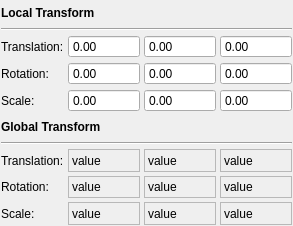
Above: SIMPLVtkLib/QtWidgets/UI_Files/VSTransformWidget.ui from tplatt77/SIMPLVtkLib before the change. Below: the same form after it.
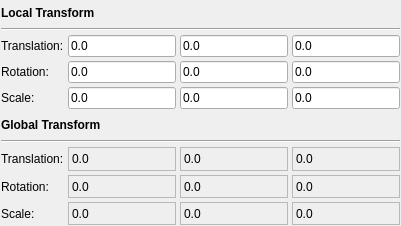
That is the form after the change.

Commit message: Reduced the size of the VSTransformWidget so that more space could be granted to the visualization widget

The edit to the form file:
```diff
--- a/SIMPLVtkLib/QtWidgets/UI_Files/VSTransformWidget.ui
+++ b/SIMPLVtkLib/QtWidgets/UI_Files/VSTransformWidget.ui
@@ -6,10 +6,22 @@
    <rect>
     <x>0</x>
     <y>0</y>
-    <width>278</width>
+    <width>242</width>
     <height>226</height>
    </rect>
   </property>
+  <property name="sizePolicy">
+   <sizepolicy hsizetype="Minimum" vsizetype="Preferred">
+    <horstretch>0</horstretch>
+    <verstretch>0</verstretch>
+   </sizepolicy>
+  </property>
+  <property name="maximumSize">
+   <size>
+    <width>470</width>
+    <height>16777215</height>
+   </size>
+  </property>
   <property name="windowTitle">
    <string>Transform</string>
   </property>
@@ -29,6 +41,51 @@
    <property name="spacing">
     <number>4</number>
    </property>
+   <item row="10" column="3">
+    <widget class="QLabel" name="posZLabel">
+     <property name="sizePolicy">
+      <sizepolicy hsizetype="Minimum" vsizetype="Preferred">
+       <horstretch>0</horstretch>
+       <verstretch>0</verstretch>
+      </sizepolicy>
+     </property>
+     <property name="frameShape">
+      <enum>QFrame::StyledPanel</enum>
+     </property>
+     <property name="text">
+      <string>0.0</string>
+     </property>
+    </widget>
+   </item>
+   <item row="11" column="2">
+    <widget class="QLabel" name="rotYLabel">
+     <property name="sizePolicy">
+      <sizepolicy hsizetype="Minimum" vsizetype="Preferred">
+       <horstretch>0</horstretch>
+       <verstretch>0</verstretch>
+      </sizepolicy>
+     </property>
+     <property name="frameShape">
+      <enum>QFrame::StyledPanel</enum>
+     </property>
+     <property name="text">
+      <string>0.0</string>
+     </property>
+    </widget>
+   </item>
+   <item row="5" column="0" colspan="2">
+    <widget class="QLabel" name="label_5">
+     <property name="font">
+      <font>
+       <weight>75</weight>
+       <bold>true</bold>
+      </font>
+     </property>
+     <property name="text">
+      <string>Global Transform</string>
+     </property>
+    </widget>
+   </item>
    <item row="1" column="0" colspan="4">
     <widget class="Line" name="line_2">
      <property name="orientation">
@@ -43,39 +100,6 @@
      </property>
     </widget>
    </item>
-   <item row="2" column="0">
-    <widget class="QLabel" name="label">
-     <property name="text">
-      <string>Translation:</string>
-     </property>
-    </widget>
-   </item>
-   <item row="2" column="1">
-    <widget class="QDoubleSpinBox" name="posXSpinBox">
-     <property name="buttonSymbols">
-      <enum>QAbstractSpinBox::NoButtons</enum>
-     </property>
-     <property name="minimum">
-      <double>-9999999.990000000223517</double>
-     </property>
-     <property name="maximum">
-      <double>9999999.990000000223517</double>
-     </property>
-    </widget>
-   </item>
-   <item row="2" column="2">
-    <widget class="QDoubleSpinBox" name="posYSpinBox">
-     <property name="buttonSymbols">
-      <enum>QAbstractSpinBox::NoButtons</enum>
-     </property>
-     <property name="minimum">
-      <double>-9999999.990000000223517</double>
-     </property>
-     <property name="maximum">
-      <double>9999999.990000000223517</double>
-     </property>
-    </widget>
-   </item>
    <item row="0" column="0" colspan="2">
     <widget class="QLabel" name="label_4">
      <property name="font">
@@ -89,130 +113,19 @@
      </property>
     </widget>
    </item>
-   <item row="11" column="2">
-    <widget class="QLabel" name="rotYLabel">
-     <property name="styleSheet">
-      <string notr="true"/>
-     </property>
-     <property name="frameShape">
-      <enum>QFrame::StyledPanel</enum>
-     </property>
-     <property name="text">
-      <string>value</string>
-     </property>
-    </widget>
-   </item>
-   <item row="10" column="3">
-    <widget class="QLabel" name="posZLabel">
-     <property name="styleSheet">
-      <string notr="true"/>
-     </property>
-     <property name="frameShape">
-      <enum>QFrame::StyledPanel</enum>
-     </property>
-     <property name="text">
-      <string>value</string>
-     </property>
-    </widget>
-   </item>
-   <item row="4" column="1">
-    <widget class="QDoubleSpinBox" name="scaleXSpinBox">
-     <property name="buttonSymbols">
-      <enum>QAbstractSpinBox::NoButtons</enum>
-     </property>
-     <property name="minimum">
-      <double>0.000000000000000</double>
-     </property>
-     <property name="maximum">
-      <double>9999.989999999999782</double>
-     </property>
-     <property name="singleStep">
-      <double>0.100000000000000</double>
-     </property>
-    </widget>
-   </item>
-   <item row="5" column="0" colspan="2">
-    <widget class="QLabel" name="label_5">
-     <property name="font">
-      <font>
-       <weight>75</weight>
-       <bold>true</bold>
-      </font>
-     </property>
-     <property name="text">
-      <string>Global Transform</string>
-     </property>
-    </widget>
-   </item>
    <item row="10" column="2">
     <widget class="QLabel" name="posYLabel">
-     <property name="styleSheet">
-      <string notr="true"/>
+     <property name="sizePolicy">
+      <sizepolicy hsizetype="Minimum" vsizetype="Preferred">
+       <horstretch>0</horstretch>
+       <verstretch>0</verstretch>
+      </sizepolicy>
      </property>
      <property name="frameShape">
       <enum>QFrame::StyledPanel</enum>
      </property>
      <property name="text">
-      <string>value</string>
-     </property>
-    </widget>
-   </item>
-   <item row="3" column="0">
-    <widget class="QLabel" name="label_2">
-     <property name="text">
-      <string>Rotation:</string>
-     </property>
-    </widget>
-   </item>
-   <item row="4" column="2">
-    <widget class="QDoubleSpinBox" name="scaleYSpinBox">
-     <property name="buttonSymbols">
-      <enum>QAbstractSpinBox::NoButtons</enum>
-     </property>
-     <property name="minimum">
-      <double>0.000000000000000</double>
-     </property>
-     <property name="maximum">
-      <double>9999.989999999999782</double>
-     </property>
-     <property name="singleStep">
-      <double>0.100000000000000</double>
-     </property>
-    </widget>
-   </item>
-   <item row="4" column="3">
-    <widget class="QDoubleSpinBox" name="scaleZSpinBox">
-     <property name="buttonSymbols">
-      <enum>QAbstractSpinBox::NoButtons</enum>
-     </property>
-     <property name="minimum">
-      <double>0.000000000000000</double>
-     </property>
-     <property name="maximum">
-      <double>9999.989999999999782</double>
-     </property>
-     <property name="singleStep">
-      <double>0.100000000000000</double>
-     </property>
-    </widget>
-   </item>
-   <item row="10" column="0">
-    <widget class="QLabel" name="label_6">
-     <property name="text">
-      <string>Translation:</string>
-     </property>
-    </widget>
-   </item>
-   <item row="3" column="3">
-    <widget class="QDoubleSpinBox" name="rotZSpinBox">
-     <property name="buttonSymbols">
-      <enum>QAbstractSpinBox::NoButtons</enum>
-     </property>
-     <property name="minimum">
-      <double>-9999.989999999999782</double>
-     </property>
-     <property name="maximum">
-      <double>9999.989999999999782</double>
+      <string>0.0</string>
      </property>
     </widget>
    </item>
@@ -223,75 +136,19 @@
      </property>
     </widget>
    </item>
-   <item row="11" column="1">
-    <widget class="QLabel" name="rotXLabel">
-     <property name="styleSheet">
-      <string notr="true"/>
-     </property>
-     <property name="frameShape">
-      <enum>QFrame::StyledPanel</enum>
-     </property>
-     <property name="text">
-      <string>value</string>
-     </property>
-    </widget>
-   </item>
-   <item row="4" column="0">
-    <widget class="QLabel" name="label_3">
-     <property name="text">
-      <string>Scale:</string>
-     </property>
-    </widget>
-   </item>
-   <item row="2" column="3">
-    <widget class="QDoubleSpinBox" name="posZSpinBox">
-     <property name="buttonSymbols">
-      <enum>QAbstractSpinBox::NoButtons</enum>
-     </property>
-     <property name="minimum">
-      <double>-9999999.990000000223517</double>
-     </property>
-     <property name="maximum">
-      <double>9999999.990000000223517</double>
-     </property>
-    </widget>
-   </item>
-   <item row="3" column="2">
-    <widget class="QDoubleSpinBox" name="rotYSpinBox">
-     <property name="buttonSymbols">
-      <enum>QAbstractSpinBox::NoButtons</enum>
-     </property>
-     <property name="minimum">
-      <double>-9999.989999999999782</double>
-     </property>
-     <property name="maximum">
-      <double>9999.989999999999782</double>
-     </property>
-    </widget>
-   </item>
-   <item row="10" column="1">
-    <widget class="QLabel" name="posXLabel">
-     <property name="styleSheet">
-      <string notr="true"/>
-     </property>
-     <property name="frameShape">
-      <enum>QFrame::StyledPanel</enum>
-     </property>
-     <property name="text">
-      <string>value</string>
-     </property>
-    </widget>
-   </item>
    <item row="11" column="3">
     <widget class="QLabel" name="rotZLabel">
-     <property name="styleSheet">
-      <string notr="true"/>
+     <property name="sizePolicy">
+      <sizepolicy hsizetype="Minimum" vsizetype="Preferred">
+       <horstretch>0</horstretch>
+       <verstretch>0</verstretch>
+      </sizepolicy>
      </property>
      <property name="frameShape">
       <enum>QFrame::StyledPanel</enum>
      </property>
      <property name="text">
-      <string>value</string>
+      <string>0.0</string>
      </property>
     </widget>
    </item>
@@ -302,55 +159,255 @@
      </property>
     </widget>
    </item>
-   <item row="12" column="1">
-    <widget class="QLabel" name="scaleXLabel">
-     <property name="styleSheet">
-      <string notr="true"/>
-     </property>
-     <property name="frameShape">
-      <enum>QFrame::StyledPanel</enum>
-     </property>
-     <property name="text">
-      <string>value</string>
-     </property>
-    </widget>
-   </item>
    <item row="12" column="3">
     <widget class="QLabel" name="scaleZLabel">
-     <property name="styleSheet">
-      <string notr="true"/>
+     <property name="sizePolicy">
+      <sizepolicy hsizetype="Minimum" vsizetype="Preferred">
+       <horstretch>0</horstretch>
+       <verstretch>0</verstretch>
+      </sizepolicy>
      </property>
      <property name="frameShape">
       <enum>QFrame::StyledPanel</enum>
      </property>
      <property name="text">
-      <string>value</string>
+      <string>0.0</string>
+     </property>
+    </widget>
+   </item>
+   <item row="11" column="1">
+    <widget class="QLabel" name="rotXLabel">
+     <property name="sizePolicy">
+      <sizepolicy hsizetype="Minimum" vsizetype="Preferred">
+       <horstretch>0</horstretch>
+       <verstretch>0</verstretch>
+      </sizepolicy>
+     </property>
+     <property name="frameShape">
+      <enum>QFrame::StyledPanel</enum>
+     </property>
+     <property name="text">
+      <string>0.0</string>
+     </property>
+    </widget>
+   </item>
+   <item row="10" column="0">
+    <widget class="QLabel" name="label_6">
+     <property name="text">
+      <string>Translation:</string>
+     </property>
+    </widget>
+   </item>
+   <item row="12" column="1">
+    <widget class="QLabel" name="scaleXLabel">
+     <property name="sizePolicy">
+      <sizepolicy hsizetype="Minimum" vsizetype="Preferred">
+       <horstretch>0</horstretch>
+       <verstretch>0</verstretch>
+      </sizepolicy>
+     </property>
+     <property name="frameShape">
+      <enum>QFrame::StyledPanel</enum>
+     </property>
+     <property name="text">
+      <string>0.0</string>
+     </property>
+    </widget>
+   </item>
+   <item row="10" column="1">
+    <widget class="QLabel" name="posXLabel">
+     <property name="sizePolicy">
+      <sizepolicy hsizetype="Minimum" vsizetype="Preferred">
+       <horstretch>0</horstretch>
+       <verstretch>0</verstretch>
+      </sizepolicy>
+     </property>
+     <property name="frameShape">
+      <enum>QFrame::StyledPanel</enum>
+     </property>
+     <property name="text">
+      <string>0.0</string>
      </property>
     </widget>
    </item>
    <item row="12" column="2">
     <widget class="QLabel" name="scaleYLabel">
-     <property name="styleSheet">
-      <string notr="true"/>
+     <property name="sizePolicy">
+      <sizepolicy hsizetype="Minimum" vsizetype="Preferred">
+       <horstretch>0</horstretch>
+       <verstretch>0</verstretch>
+      </sizepolicy>
      </property>
      <property name="frameShape">
       <enum>QFrame::StyledPanel</enum>
      </property>
      <property name="text">
-      <string>value</string>
+      <string>0.0</string>
+     </property>
+    </widget>
+   </item>
+   <item row="4" column="1">
+    <widget class="QLineEdit" name="scaleXEdit">
+     <property name="sizePolicy">
+      <sizepolicy hsizetype="Minimum" vsizetype="Fixed">
+       <horstretch>0</horstretch>
+       <verstretch>0</verstretch>
+      </sizepolicy>
+     </property>
+     <property name="text">
+      <string>0.0</string>
+     </property>
+     <property name="maxLength">
+      <number>200</number>
+     </property>
+    </widget>
+   </item>
+   <item row="3" column="3">
+    <widget class="QLineEdit" name="rotZEdit">
+     <property name="sizePolicy">
+      <sizepolicy hsizetype="Minimum" vsizetype="Fixed">
+       <horstretch>0</horstretch>
+       <verstretch>0</verstretch>
+      </sizepolicy>
+     </property>
+     <property name="text">
+      <string>0.0</string>
+     </property>
+     <property name="maxLength">
+      <number>200</number>
+     </property>
+    </widget>
+   </item>
+   <item row="3" column="0">
+    <widget class="QLabel" name="label_2">
+     <property name="text">
+      <string>Rotation:</string>
+     </property>
+    </widget>
+   </item>
+   <item row="4" column="2">
+    <widget class="QLineEdit" name="scaleYEdit">
+     <property name="sizePolicy">
+      <sizepolicy hsizetype="Minimum" vsizetype="Fixed">
+       <horstretch>0</horstretch>
+       <verstretch>0</verstretch>
+      </sizepolicy>
+     </property>
+     <property name="text">
+      <string>0.0</string>
+     </property>
+     <property name="maxLength">
+      <number>200</number>
+     </property>
+    </widget>
+   </item>
+   <item row="2" column="0">
+    <widget class="QLabel" name="label">
+     <property name="text">
+      <string>Translation:</string>
+     </property>
+    </widget>
+   </item>
+   <item row="2" column="3">
+    <widget class="QLineEdit" name="posZEdit">
+     <property name="sizePolicy">
+      <sizepolicy hsizetype="Minimum" vsizetype="Fixed">
+       <horstretch>0</horstretch>
+       <verstretch>0</verstretch>
+      </sizepolicy>
+     </property>
+     <property name="text">
+      <string>0.0</string>
+     </property>
+     <property name="maxLength">
+      <number>200</number>
+     </property>
+    </widget>
+   </item>
+   <item row="3" column="2">
+    <widget class="QLineEdit" name="rotYEdit">
+     <property name="sizePolicy">
+      <sizepolicy hsizetype="Minimum" vsizetype="Fixed">
+       <horstretch>0</horstretch>
+       <verstretch>0</verstretch>
+      </sizepolicy>
+     </property>
+     <property name="text">
+      <string>0.0</string>
+     </property>
+     <property name="maxLength">
+      <number>200</number>
+     </property>
+    </widget>
+   </item>
+   <item row="2" column="1">
+    <widget class="QLineEdit" name="posXEdit">
+     <property name="sizePolicy">
+      <sizepolicy hsizetype="Minimum" vsizetype="Fixed">
+       <horstretch>0</horstretch>
+       <verstretch>0</verstretch>
+      </sizepolicy>
+     </property>
+     <property name="text">
+      <string>0.0</string>
+     </property>
+     <property name="maxLength">
+      <number>200</number>
+     </property>
+    </widget>
+   </item>
+   <item row="2" column="2">
+    <widget class="QLineEdit" name="posYEdit">
+     <property name="sizePolicy">
+      <sizepolicy hsizetype="Minimum" vsizetype="Fixed">
+       <horstretch>0</horstretch>
+       <verstretch>0</verstretch>
+      </sizepolicy>
+     </property>
+     <property name="text">
+      <string>0.0</string>
+     </property>
+     <property name="maxLength">
+      <number>200</number>
      </property>
     </widget>
    </item>
    <item row="3" column="1">
-    <widget class="QDoubleSpinBox" name="rotXSpinBox">
-     <property name="buttonSymbols">
-      <enum>QAbstractSpinBox::NoButtons</enum>
+    <widget class="QLineEdit" name="rotXEdit">
+     <property name="sizePolicy">
+      <sizepolicy hsizetype="Minimum" vsizetype="Fixed">
+       <horstretch>0</horstretch>
+       <verstretch>0</verstretch>
+      </sizepolicy>
      </property>
-     <property name="minimum">
-      <double>-9999.989999999999782</double>
+     <property name="text">
+      <string>0.0</string>
      </property>
-     <property name="maximum">
-      <double>9999.989999999999782</double>
+     <property name="maxLength">
+      <number>200</number>
+     </property>
+    </widget>
+   </item>
+   <item row="4" column="3">
+    <widget class="QLineEdit" name="scaleZEdit">
+     <property name="sizePolicy">
+      <sizepolicy hsizetype="Minimum" vsizetype="Fixed">
+       <horstretch>0</horstretch>
+       <verstretch>0</verstretch>
+      </sizepolicy>
+     </property>
+     <property name="text">
+      <string>0.0</string>
+     </property>
+     <property name="maxLength">
+      <number>200</number>
+     </property>
+    </widget>
+   </item>
+   <item row="4" column="0">
+    <widget class="QLabel" name="label_3">
+     <property name="text">
+      <string>Scale:</string>
      </property>
     </widget>
    </item>
```
The commit also changes 4 other files.
